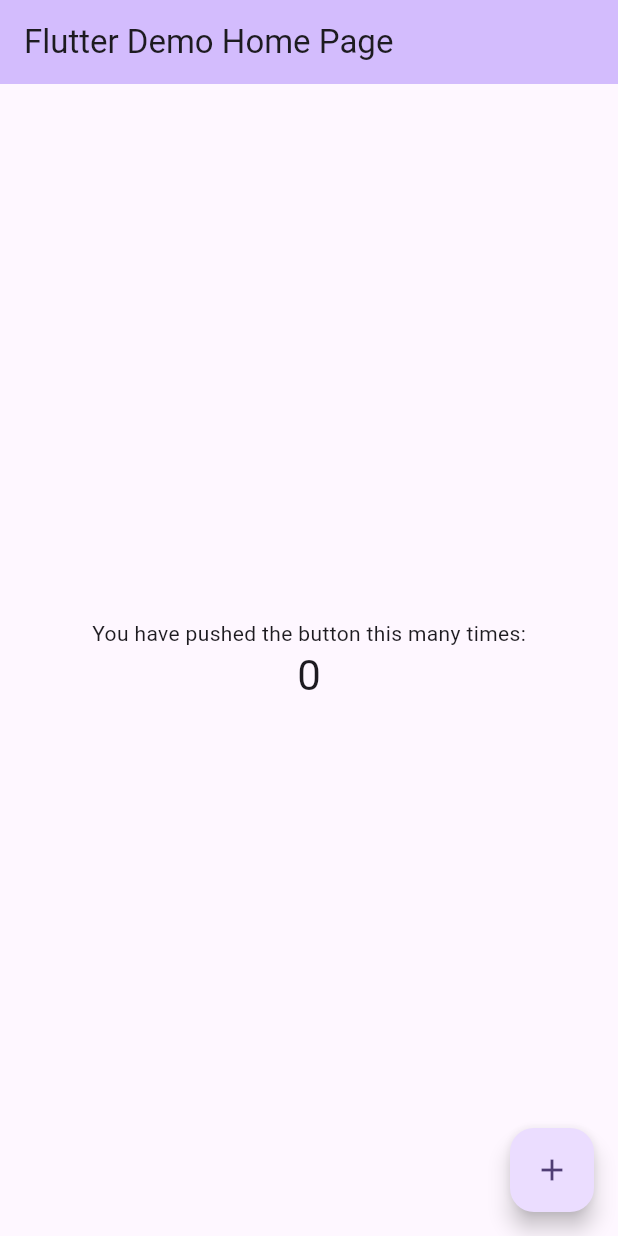
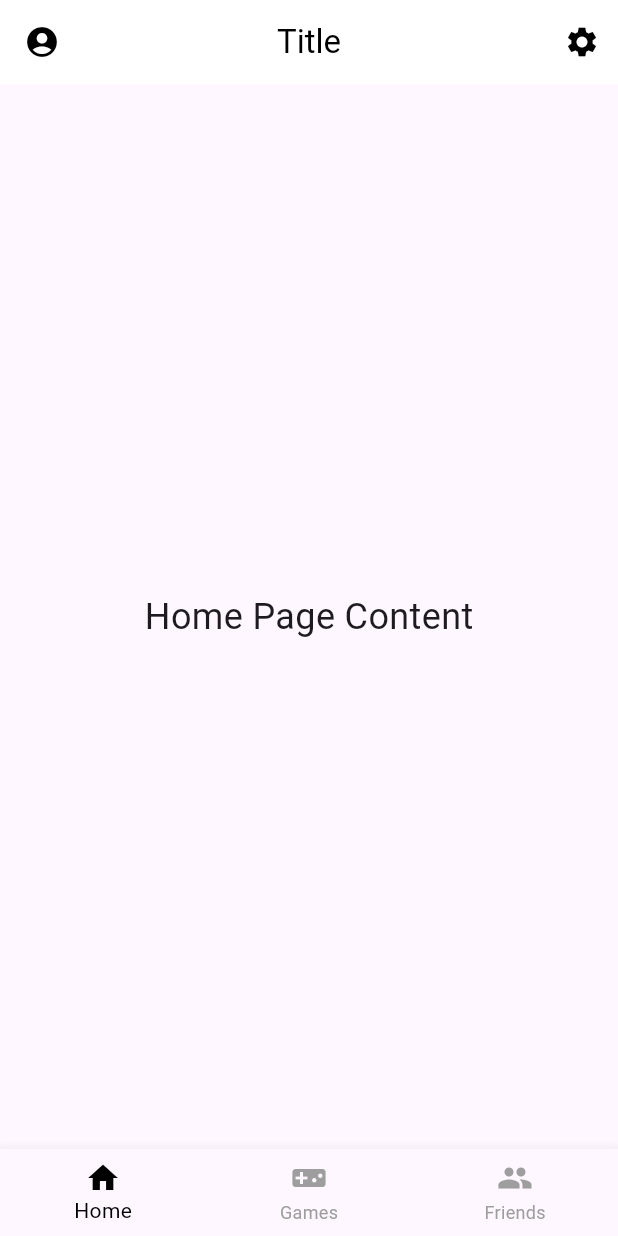
Before and after one commit to Chrislou23/flutter-group7, a Flutter app: the screen it shows after launch, on a phone screen of 412 x 824 dp. Run offline on Flutter 3.47's test engine with Material 3 defaults, Android fonts, the phone set to English and light mode, and no system bars; our stand-ins replace firebase_core; accounts and stored records are empty.

Commit message:
creation of a home/game/friends page, adding a selection and detailled page for the games, and starting the crossword game.

```diff
--- a/lib/main.dart
+++ b/lib/main.dart
@@ -1,131 +1,28 @@
 import 'package:flutter/material.dart';
-import 'package:firebase_core/firebase_core.dart';
-import 'firebase_options.dart';
+import 'pages/home_page/home_page.dart';
+import 'pages/games_page/game_page.dart';
+import 'pages/friends_page/friend_page.dart';
 
-void main() async {
-  WidgetsFlutterBinding.ensureInitialized();
-  await Firebase.initializeApp(
-    options: DefaultFirebaseOptions.currentPlatform,
-  );
+void main() {
   runApp(const MyApp());
 }
 
 class MyApp extends StatelessWidget {
   const MyApp({super.key});
 
-  // This widget is the root of your application.
   @override
   Widget build(BuildContext context) {
     return MaterialApp(
-      title: 'Flutter Demo',
+      debugShowCheckedModeBanner: false,
+      title: 'Game App',
       theme: ThemeData(
-        // This is the theme of your application.
-        //
-        // TRY THIS: Try running your application with "flutter run". You'll see
-        // the application has a purple toolbar. Then, without quitting the app,
-        // try changing the seedColor in the colorScheme below to Colors.green
-        // and then invoke "hot reload" (save your changes or press the "hot
-        // reload" button in a Flutter-supported IDE, or press "r" if you used
-        // the command line to start the app).
-        //
-        // Notice that the counter didn't reset back to zero; the application
-        // state is not lost during the reload. To reset the state, use hot
-        // restart instead.
-        //
-        // This works for code too, not just values: Most code changes can be
-        // tested with just a hot reload.
-        colorScheme: ColorScheme.fromSeed(seedColor: Colors.deepPurple),
-        useMaterial3: true,
+        primarySwatch: Colors.blue,
       ),
-      home: const MyHomePage(title: 'Flutter Demo Home Page'),
+      home: const HomePage(), // Start with the HomePage
+      routes: {
+        '/game': (context) => const GamePage(),
+        '/friends': (context) => const FriendPage(),
+      },
     );
   }
 }
-
-class MyHomePage extends StatefulWidget {
-  const MyHomePage({super.key, required this.title});
-
-  // This widget is the home page of your application. It is stateful, meaning
-  // that it has a State object (defined below) that contains fields that affect
-  // how it looks.
-
-  // This class is the configuration for the state. It holds the values (in this
-  // case the title) provided by the parent (in this case the App widget) and
-  // used by the build method of the State. Fields in a Widget subclass are
-  // always marked "final".
-
-  final String title;
-
-  @override
-  State<MyHomePage> createState() => _MyHomePageState();
-}
-
-class _MyHomePageState extends State<MyHomePage> {
-  int _counter = 0;
-
-  void _incrementCounter() {
-    setState(() {
-      // This call to setState tells the Flutter framework that something has
-      // changed in this State, which causes it to rerun the build method below
-      // so that the display can reflect the updated values. If we changed
-      // _counter without calling setState(), then the build method would not be
-      // called again, and so nothing would appear to happen.
-      _counter++;
-    });
-  }
-
-  @override
-  Widget build(BuildContext context) {
-    // This method is rerun every time setState is called, for instance as done
-    // by the _incrementCounter method above.
-    //
-    // The Flutter framework has been optimized to make rerunning build methods
-    // fast, so that you can just rebuild anything that needs updating rather
-    // than having to individually change instances of widgets.
-    return Scaffold(
-      appBar: AppBar(
-        // TRY THIS: Try changing the color here to a specific color (to
-        // Colors.amber, perhaps?) and trigger a hot reload to see the AppBar
-        // change color while the other colors stay the same.
-        backgroundColor: Theme.of(context).colorScheme.inversePrimary,
-        // Here we take the value from the MyHomePage object that was created by
-        // the App.build method, and use it to set our appbar title.
-        title: Text(widget.title),
-      ),
-      body: Center(
-        // Center is a layout widget. It takes a single child and positions it
-        // in the middle of the parent.
-        child: Column(
-          // Column is also a layout widget. It takes a list of children and
-          // arranges them vertically. By default, it sizes itself to fit its
-          // children horizontally, and tries to be as tall as its parent.
-          //
-          // Column has various properties to control how it sizes itself and
-          // how it positions its children. Here we use mainAxisAlignment to
-          // center the children vertically; the main axis here is the vertical
-          // axis because Columns are vertical (the cross axis would be
-          // horizontal).
-          //
-          // TRY THIS: Invoke "debug painting" (choose the "Toggle Debug Paint"
-          // action in the IDE, or press "p" in the console), to see the
-          // wireframe for each widget.
-          mainAxisAlignment: MainAxisAlignment.center,
-          children: <Widget>[
-            const Text(
-              'You have pushed the button this many times:',
-            ),
-            Text(
-              '$_counter',
-              style: Theme.of(context).textTheme.headlineMedium,
-            ),
-          ],
-        ),
-      ),
-      floatingActionButton: FloatingActionButton(
-        onPressed: _incrementCounter,
-        tooltip: 'Increment',
-        child: const Icon(Icons.add),
-      ), // This trailing comma makes auto-formatting nicer for build methods.
-    );
-  }
-}
--- /dev/null
+++ b/lib/pages/home_page/home_page.dart
@@ -0,0 +1,73 @@
+import 'package:flutter/material.dart';
+import 'package:mobile_games/pages/friends_page/friend_page.dart';
+import 'package:mobile_games/pages/games_page/game_page.dart';
+
+class HomePage extends StatefulWidget {
+  const HomePage({super.key});
+
+  @override
+  // ignore: library_private_types_in_public_api
+  _HomePageState createState() => _HomePageState();
+}
+
+class _HomePageState extends State<HomePage> {
+  int _selectedIndex = 0;
+
+  static const List<Widget> _pages = <Widget>[
+    Center(child: Text('Home Page Content', style: TextStyle(fontSize: 24))),
+    GamePage(),
+    FriendPage(),
+  ];
+
+  void _onItemTapped(int index) {
+    setState(() {
+      _selectedIndex = index;
+    });
+  }
+
+  @override
+  Widget build(BuildContext context) {
+    return Scaffold(
+      appBar: AppBar(
+        backgroundColor: Colors.white,
+        leading: IconButton(
+          icon: const Icon(Icons.account_circle, color: Colors.black),
+          onPressed: () {
+            // Action for account icon
+          },
+        ),
+        title: const Text('Title', style: TextStyle(color: Colors.black)),
+        centerTitle: true,
+        actions: [
+          IconButton(
+            icon: const Icon(Icons.settings, color: Colors.black),
+            onPressed: () {
+              // Action for settings icon
+            },
+          ),
+        ],
+      ),
+      body: _pages[_selectedIndex],
+      bottomNavigationBar: BottomNavigationBar(
+        items: const <BottomNavigationBarItem>[
+          BottomNavigationBarItem(
+            icon: Icon(Icons.home),
+            label: 'Home',
+          ),
+          BottomNavigationBarItem(
+            icon: Icon(Icons.videogame_asset),
+            label: 'Games',
+          ),
+          BottomNavigationBarItem(
+            icon: Icon(Icons.people),
+            label: 'Friends',
+          ),
+        ],
+        currentIndex: _selectedIndex,
+        selectedItemColor: Colors.black,
+        unselectedItemColor: Colors.grey,
+        onTap: _onItemTapped,
+      ),
+    );
+  }
+}
```
Also changed, not shown: lib/pages/friends_page/friend_page.dart (added, +46 -0 lines), lib/pages/games_page/crossword/crossword.dart (added, +242 -0 lines), lib/pages/games_page/crossword_game_page.dart (added, +132 -0 lines), lib/pages/games_page/game_page.dart (added, +72 -0 lines).
